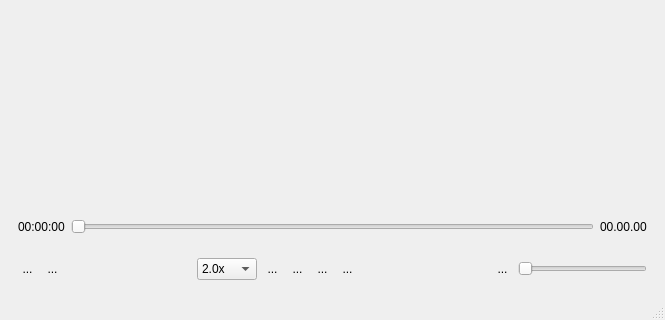
Old version of the form mainwindow.ui in the repository King-csf/KingPlayer; both pictures show x 0 to 665 and y 199 to 519 of the 665 by 519 pixel window.
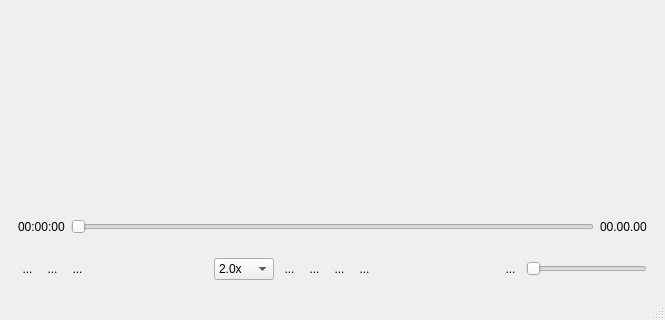
New version of the form. Icons and pictures are not drawn.

```diff
--- a/mainwindow.ui
+++ b/mainwindow.ui
@@ -118,6 +118,26 @@
          </property>
         </widget>
        </item>
+       <item>
+        <widget class="QToolButton" name="toolButton_4">
+         <property name="styleSheet">
+          <string notr="true">border:none;</string>
+         </property>
+         <property name="text">
+          <string>...</string>
+         </property>
+         <property name="icon">
+          <iconset resource="image.qrc">
+           <normaloff>:/new/prefix1/image/rtmp.png</normaloff>:/new/prefix1/image/rtmp.png</iconset>
+         </property>
+         <property name="iconSize">
+          <size>
+           <width>25</width>
+           <height>25</height>
+          </size>
+         </property>
+        </widget>
+       </item>
        <item>
         <spacer name="horizontalSpacer">
          <property name="orientation">
```
